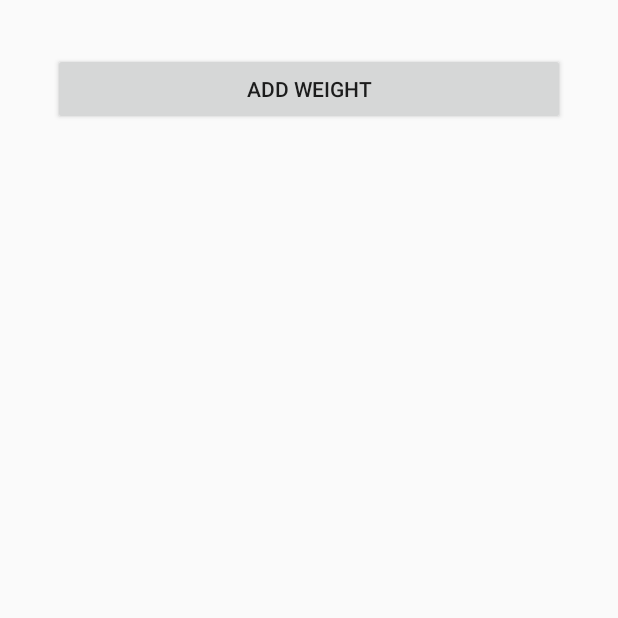
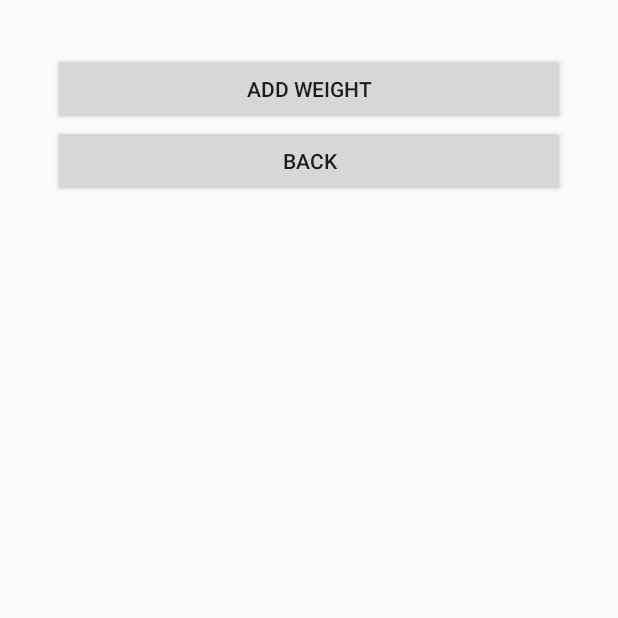
Before and after one commit to Ben523/Healthy, an Android app: the fragment WeightFragment placed in its activity, on a phone screen of 412 x 824 dp, the top half of it. Run offline under Robolectric (Android 15) with nearby library versions, the phone set to English and light mode, and no system bars; our stand-ins replace Firebase (no records; nobody signed in at launch, a user with empty details on screens opened directly).

Commit message:
edit weight fragment and bmi

```diff
--- a/app/src/main/java/com/example/a58070067/healthy/MenuFragment.java
+++ b/app/src/main/java/com/example/a58070067/healthy/MenuFragment.java
@@ -26,7 +26,6 @@ public class MenuFragment extends Fragment{
         mAuth = FirebaseAuth.getInstance();
         menu.add("BMI");
         menu.add("Weight");
-        menu.add("Setup");
         menu.add("Sign OUT");
 
         final ArrayAdapter<String> menuAdapter = new ArrayAdapter<>(
--- a/app/src/main/java/com/example/a58070067/healthy/WeightAdapter.java
+++ b/app/src/main/java/com/example/a58070067/healthy/WeightAdapter.java
@@ -40,7 +40,7 @@ public class WeightAdapter extends ArrayAdapter<Weight>  {
 
         Weight _row = weights.get(position);
         _date.setText(_row.getDate());
-        _weight.setText(String.valueOf( _row.getWeight() ));
+        _weight.setText(String.valueOf( _row.getWeight() )+" Kg");
         _status.setText(_row.getStatus());
 
         return _weightItem;
--- a/app/src/main/java/com/example/a58070067/healthy/WeightFragment.java
+++ b/app/src/main/java/com/example/a58070067/healthy/WeightFragment.java
@@ -61,15 +61,6 @@ public class WeightFragment extends Fragment{
         mdb.setFirestoreSettings(settings);
         String user_id = mAuth.getCurrentUser().getUid();
         getListItems(user_id);
-        Collections.reverse(weights);
-        if(weights.isEmpty())
-        {
-            Log.d("USER","EMPTY");
-        }
-        else
-        {
-            Log.d("USER","FULL");
-        }
 
         ListView _weightList = getView().findViewById(R.id.weight_list);
         WeightAdapter weightAdapter = new WeightAdapter(
@@ -79,6 +70,7 @@ public class WeightFragment extends Fragment{
         );
         _weightList.setAdapter(weightAdapter);
         addWeightBtn();
+        backBtn();
 
     }
 
@@ -91,6 +83,20 @@ public class WeightFragment extends Fragment{
                 getActivity().getSupportFragmentManager()
                         .beginTransaction()
                         .replace(R.id.main_view,new WeightFormFragment())
+                        .commit();
+            }
+        });
+    }
+
+    private void backBtn()
+    {
+        Button back = getView().findViewById(R.id.weight_back);
+        back.setOnClickListener(new View.OnClickListener() {
+            @Override
+            public void onClick(View view) {
+                getActivity().getSupportFragmentManager()
+                        .beginTransaction()
+                        .replace(R.id.main_view,new MenuFragment())
                         .commit();
             }
         });
@@ -112,6 +118,7 @@ public class WeightFragment extends Fragment{
 
                             // Add all to your list
                             weights.addAll(types);
+                            Collections.reverse(weights);
                             Log.d("USER", "onSuccess: " + weights);
                             ListView _weightList = getView().findViewById(R.id.weight_list);
                             WeightAdapter weightAdapter = new WeightAdapter(
--- a/app/src/main/res/layout/fragment_custom_listview.xml
+++ b/app/src/main/res/layout/fragment_custom_listview.xml
@@ -22,13 +22,16 @@
         android:layout_width="match_parent"
         android:layout_height="wrap_content"
         android:layout_marginTop="5dp"
-        android:text="Text" />
+        android:text="Text"
+        android:textSize="30dp"/>
     </LinearLayout>
     <TextView
         android:id="@+id/custom_status"
         android:layout_width="wrap_content"
         android:layout_height="wrap_content"
         android:layout_marginTop="5dp"
+        android:layout_marginLeft="30dp"
+        android:textSize="20dp"
         android:text="Text" />
 
 </LinearLayout>
--- a/app/src/main/res/layout/fragment_weight.xml
+++ b/app/src/main/res/layout/fragment_weight.xml
@@ -11,6 +11,12 @@
         android:layout_height="wrap_content"
         android:text="@string/add_weight"/>
 
+    <Button
+        android:id="@+id/weight_back"
+        android:layout_width="match_parent"
+        android:layout_height="wrap_content"
+        android:text="@string/back"/>
+
     <ListView
         android:id="@+id/weight_list"
         android:layout_width="match_parent"
```
Also changed, not shown: app/src/main/java/com/example/a58070067/healthy/BMIFragment.java (+5 -5 lines).
